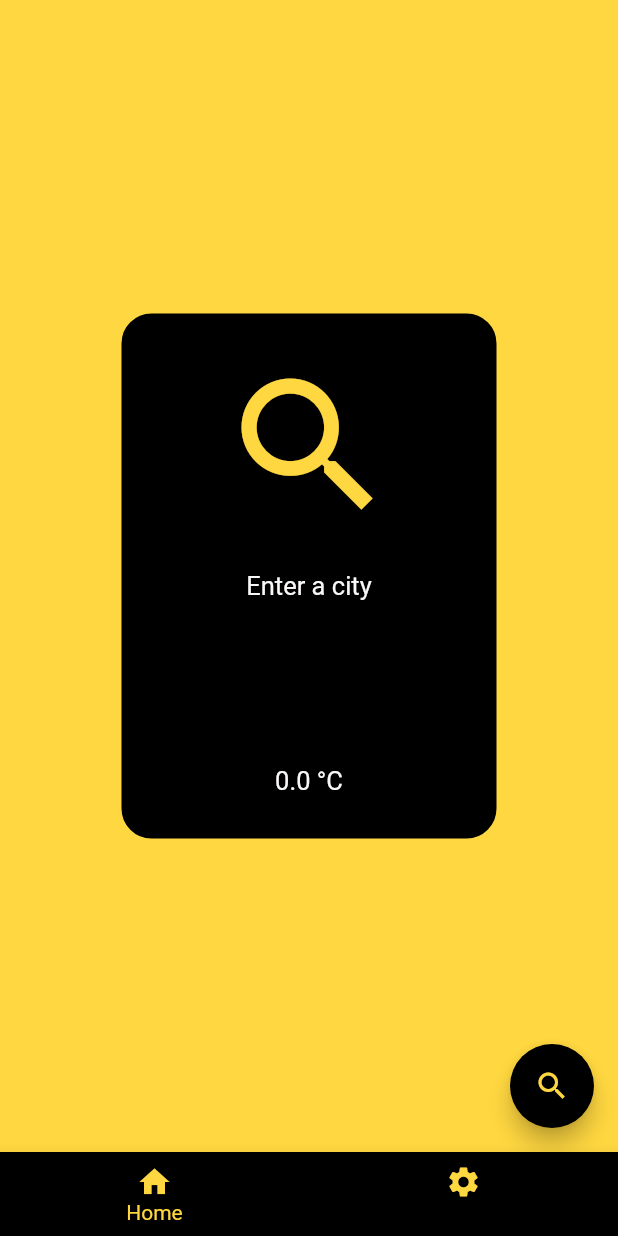
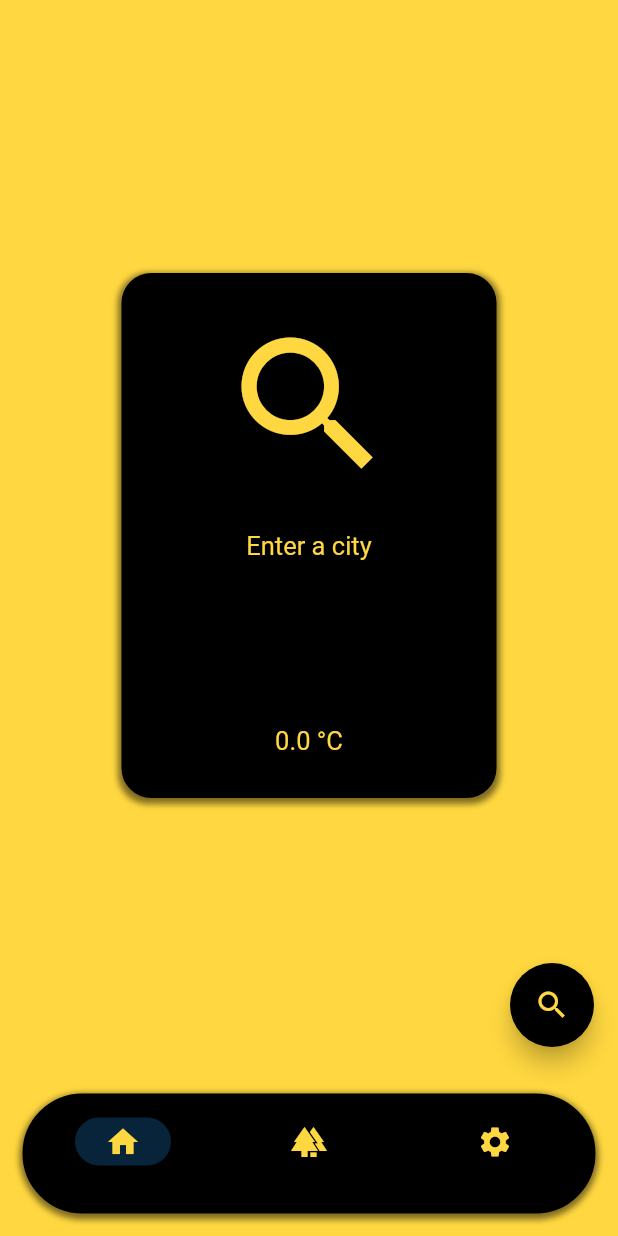
Before and after one commit to CarlDT97/Flutter-Weather-App, a Flutter app: the screen it shows after launch, on a phone screen of 412 x 824 dp. Run offline on Flutter 3.47's test engine with Material 2 defaults, Android fonts, the phone set to English and light mode, and no system bars.

Commit message:
UI bottom nav bar, error fixes

```diff
--- /dev/null
+++ b/lib/views/forcastPage.dart
@@ -0,0 +1,15 @@
+import 'package:flutter/material.dart';
+
+class ForcastPage extends StatefulWidget {
+  const ForcastPage({Key? key}) : super(key: key);
+
+  @override
+  State<ForcastPage> createState() => _ForcastPageState();
+}
+
+class _ForcastPageState extends State<ForcastPage> {
+  @override
+  Widget build(BuildContext context) {
+    return const Placeholder();
+  }
+}
--- a/lib/views/navigation_bottom.dart
+++ b/lib/views/navigation_bottom.dart
@@ -1,4 +1,5 @@
 import 'package:flutter/material.dart';
+import 'package:weather_app/views/forcastPage.dart';
 import 'package:weather_app/views/info_page.dart';
 import 'package:weather_app/views/weather_page.dart';
 
@@ -12,37 +13,62 @@ class _BottomNavigationState extends State<BottomNavigation> {
 
   final List<Widget> views = [
     const WeatherPage(),
+    const ForcastPage(),
     const InfoPage(),
   ];
 
   @override
   Widget build(BuildContext context) {
-    return Scaffold(
+    return Center(
+      child: Scaffold(
+        backgroundColor: Colors.amberAccent,
         body: views[_currentIndex],
-      bottomNavigationBar: BottomNavigationBar(
-        fixedColor: Colors.amberAccent,
-        showSelectedLabels: true,
-        unselectedLabelStyle: const TextStyle(
-          color: Colors.amberAccent,
-          fontWeight: FontWeight.bold,
-          fontSize: 10,
+        bottomNavigationBar: Padding(
+          padding: const EdgeInsets.all(15.0),
+          child: Container(
+            height: 80,
+            width: 300,
+            decoration: BoxDecoration(
+              boxShadow: [
+                BoxShadow(
+                  color: Colors.black12.withOpacity(0.5),
+                  spreadRadius: 2,
+                  blurRadius: 3,
+                  offset: const Offset(0, 2), // changes position of shadow
                 ),
-        backgroundColor: Colors.black,
-        currentIndex: _currentIndex,
-        onTap: (int index) {
+              ],
+              border: Border.all(
+                color: Colors.black,
+                width: 5.0,
+                style: BorderStyle.solid,
+              ),
+              borderRadius: BorderRadius.circular(200),
+              color: Colors.black,
+            ),
+            child: NavigationBar(
+              backgroundColor: Colors.transparent,
+              selectedIndex: _currentIndex,
+              onDestinationSelected: (int index) {
                 setState(() {
                   _currentIndex = index;
                 });
               },
-        items: const [
-          BottomNavigationBarItem(
+              destinations: const [
+                NavigationDestination(
                   icon: Icon(
                     Icons.home,
                     color: Colors.amberAccent,
                   ),
                   label: 'Home',
                 ),
-          BottomNavigationBarItem(
+                NavigationDestination(
+                  icon: Icon(
+                    Icons.forest,
+                    color: Colors.amberAccent,
+                  ),
+                  label: 'Forcast',
+                ),
+                NavigationDestination(
                   icon: Icon(
                     Icons.settings,
                     color: Colors.amberAccent,
@@ -51,6 +77,9 @@ class _BottomNavigationState extends State<BottomNavigation> {
                 ),
               ],
             ),
+          ),
+        ),
+      ),
     );
   }
 }
--- a/lib/views/weatherBox.dart
+++ b/lib/views/weatherBox.dart
@@ -20,7 +20,7 @@ class WeatherBox extends StatelessWidget {
   @override
   Widget build(BuildContext context) {
     const textStyle = TextStyle(
-      color: Color.fromARGB(255, 250, 247, 247),
+      color: Colors.amberAccent,
       fontSize: 17,
       fontWeight: FontWeight.w400,
     );
@@ -30,6 +30,14 @@ class WeatherBox extends StatelessWidget {
         width: 250,
         height: 350,
         decoration: BoxDecoration(
+          boxShadow: [
+            BoxShadow(
+              color: Colors.black12.withOpacity(0.5),
+              spreadRadius: 2,
+              blurRadius: 3,
+              offset: const Offset(0, 2), // changes position of shadow
+            ),
+          ],
           border: Border.all(
             color: Colors.black,
             width: 5.0,
--- a/lib/views/weather_page.dart
+++ b/lib/views/weather_page.dart
@@ -26,7 +26,7 @@ class _WeatherPageState extends State<WeatherPage> {
   @override
   void initState() {
     super.initState();
-    _fetchWeatherData("");
+    //_fetchWeatherData("");
     location = "Enter a city";
     timeNow = "";
     conditions = "";
@@ -63,8 +63,8 @@ class _WeatherPageState extends State<WeatherPage> {
             ),
           ),
           content: TextField(
-            style: TextStyle(
-              color: Colors.amberAccent, // Set the color of the input text
+            style: const TextStyle(
+              color: Colors.amberAccent,
             ),
             controller: searchController,
             decoration: const InputDecoration(
@@ -86,7 +86,6 @@ class _WeatherPageState extends State<WeatherPage> {
                 stateValue = false;
                 location = searchTerm;
                 searchController.clear();
-
                 Navigator.pop(context);
               },
               child: const Text(
```
Lines whose indentation alone changed are shown as unchanged.
